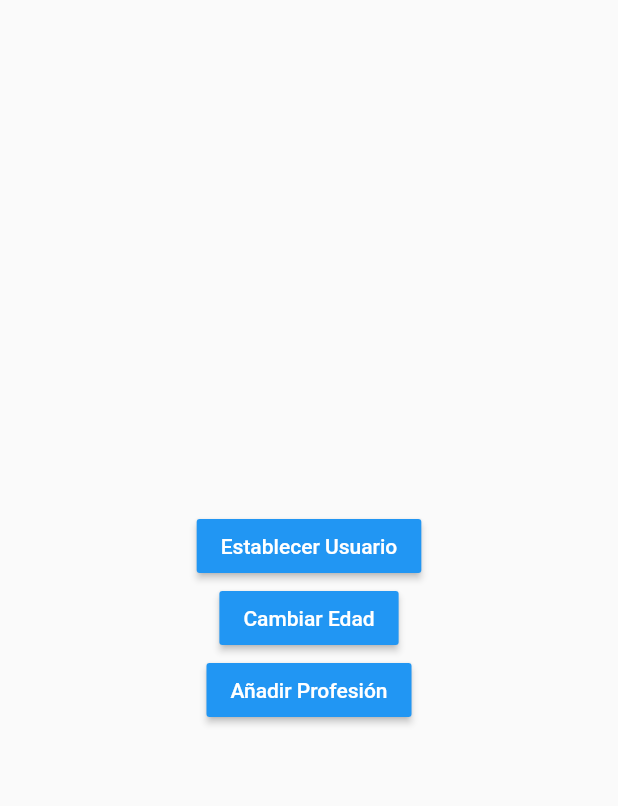
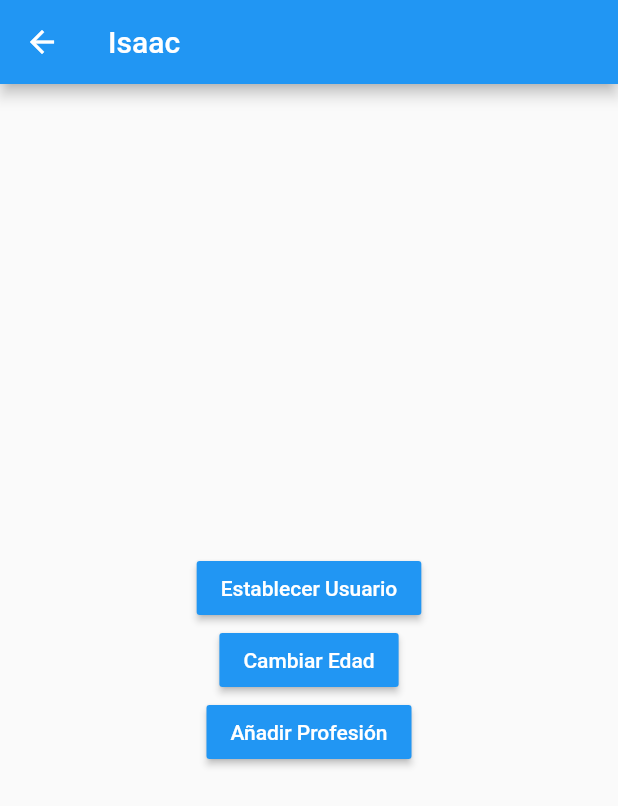
Before and after one commit to Scr3amind/Manejadores-Estado-Flutter, a Flutter app: the Page2Page screen opened by its route, after a tap on "Establecer Usuario", on a phone screen of 412 x 824 dp. Shown: the top 806 px of the screen. Run offline on Flutter 3.47's test engine with Material 2 defaults, Android fonts, the phone set to English and light mode, and no system bars.

Commit message:
Ejemplo de uso de Singleton para manejo de estado

```diff
--- a/lib/models/user.dart
+++ b/lib/models/user.dart
@@ -1,3 +1,5 @@
+import 'package:meta/meta.dart';
+
 class User {
 
   String name;
@@ -5,8 +7,8 @@ class User {
   List<String> professions;
 
   User({
-    this.name,
+    @required this.name,
     this.age,
     this.professions
-  });
+  }):assert(name!=null);
 }
--- a/lib/pages/page1_page.dart
+++ b/lib/pages/page1_page.dart
@@ -1,4 +1,6 @@
 import 'package:flutter/material.dart';
+import 'package:states/models/user.dart';
+import 'package:states/services/user_service.dart';
 
 
 class Page1Page extends StatelessWidget {
@@ -9,7 +11,15 @@ class Page1Page extends StatelessWidget {
       appBar: AppBar(
         title: Text('Page1'),
       ),
-      body: UserInfo(),
+      body: StreamBuilder(
+        stream: userService.userStream ,
+        builder: (BuildContext context, AsyncSnapshot<User> snapshot){
+          return snapshot.hasData
+            ? UserInfo(userService.user)
+            : Center(child: Text('No hay información'));
+        },
+      ),
+
      floatingActionButton: FloatingActionButton(
        child: Icon(Icons.accessibility_new),
        onPressed: () => Navigator.pushNamed(context, 'page2'),
@@ -19,6 +29,10 @@ class Page1Page extends StatelessWidget {
 }
 
 class UserInfo extends StatelessWidget {
+
+  final User user;
+
+  const UserInfo(this.user);
 
   @override
   Widget build(BuildContext context) {
@@ -31,8 +45,8 @@ class UserInfo extends StatelessWidget {
         children: [
           Text('General', style: TextStyle(fontSize: 18, fontWeight: FontWeight.bold)),
           Divider(),
-          ListTile(title: Text('Nombre: ')),
-          ListTile(title: Text('Edad: ')),
+          ListTile(title: Text('Nombre: ${this.user.name}')),
+          ListTile(title: Text('Edad: ${this.user.age}')),
           Text('Profesiones', style: TextStyle(fontSize: 18, fontWeight: FontWeight.bold)),
           Divider(),
         ],
--- a/lib/pages/page2_page.dart
+++ b/lib/pages/page2_page.dart
@@ -1,4 +1,6 @@
 import 'package:flutter/material.dart';
+import 'package:states/models/user.dart';
+import 'package:states/services/user_service.dart';
 
 
 class Page2Page extends StatelessWidget {
@@ -6,6 +8,16 @@ class Page2Page extends StatelessWidget {
   @override
   Widget build(BuildContext context) {
     return Scaffold(
+      appBar: AppBar(
+        title: StreamBuilder(
+          stream: userService.userStream ,
+          builder: (BuildContext context, AsyncSnapshot<User> snapshot){
+            return snapshot.hasData
+              ? Text(userService.user.name)
+              : Text('Page 2');
+          },
+        ),
+      ),
       body: Center(
         child: Column(
           mainAxisAlignment: MainAxisAlignment.center,
@@ -14,13 +26,18 @@ class Page2Page extends StatelessWidget {
             MaterialButton(
               child: Text('Establecer Usuario', style: TextStyle(color: Colors.white)),
               color: Colors.blue,
-              onPressed: () {}
+              onPressed: () {
+                final newUser = new User(name: 'Isaac', age: 24);
+                userService.loadUser(newUser);
+              }
             ),
 
             MaterialButton(
               child: Text('Cambiar Edad', style: TextStyle(color: Colors.white)),
               color: Colors.blue,
-              onPressed: () {}
+              onPressed: () {
+                userService.changeAge(25);
+              }
             ),
 
             MaterialButton(
--- /dev/null
+++ b/lib/services/user_service.dart
@@ -0,0 +1,32 @@
+import 'dart:async';
+
+import 'package:states/models/user.dart';
+
+class _UserService {
+  User _user;
+
+  User get user => this._user;
+
+  bool get userExists => (this._user) != null ? true : false;
+
+  StreamController<User> _userStreamController = new StreamController<User>.broadcast();
+
+  Stream<User> get userStream => _userStreamController.stream;
+
+  void loadUser(User user){
+    this._user = user;
+    this._userStreamController.add(user);
+  }
+
+  void changeAge(int age){
+    this._user.age = age;
+    this._userStreamController.add(this._user);
+  }
+
+  dispose() {
+    this._userStreamController?.close();
+  }
+
+}
+
+final userService = new _UserService();
```
